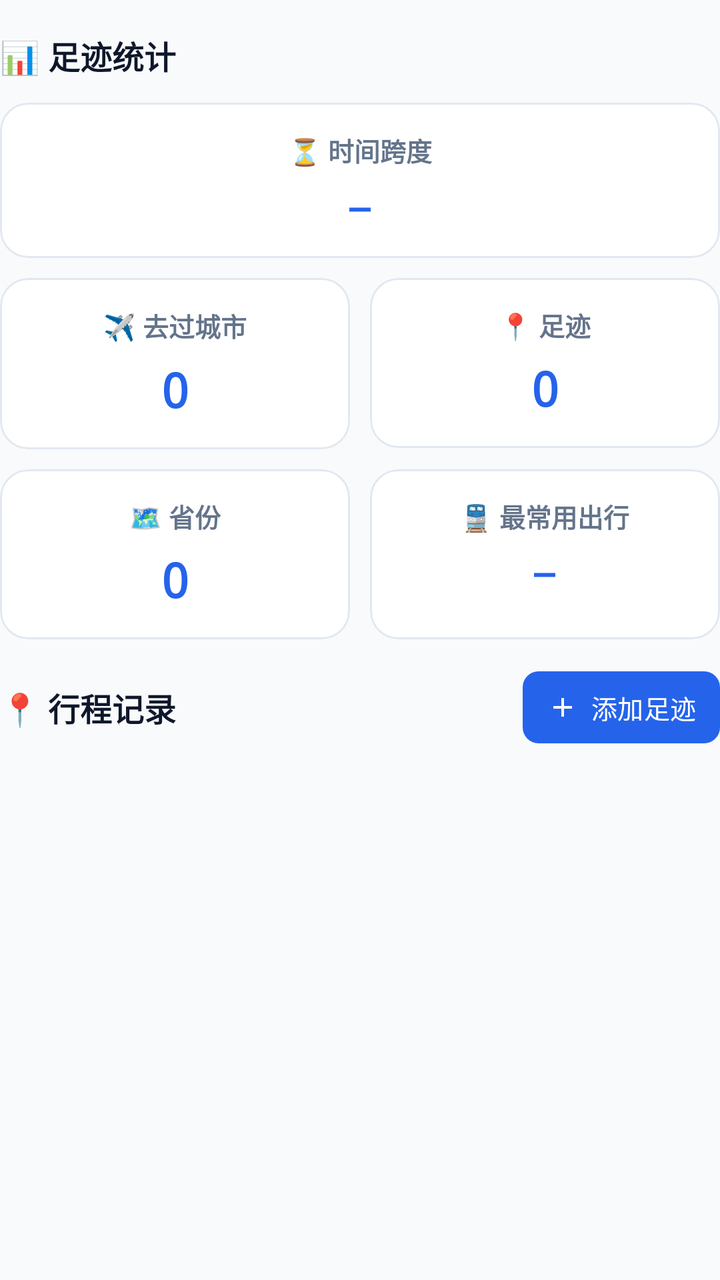
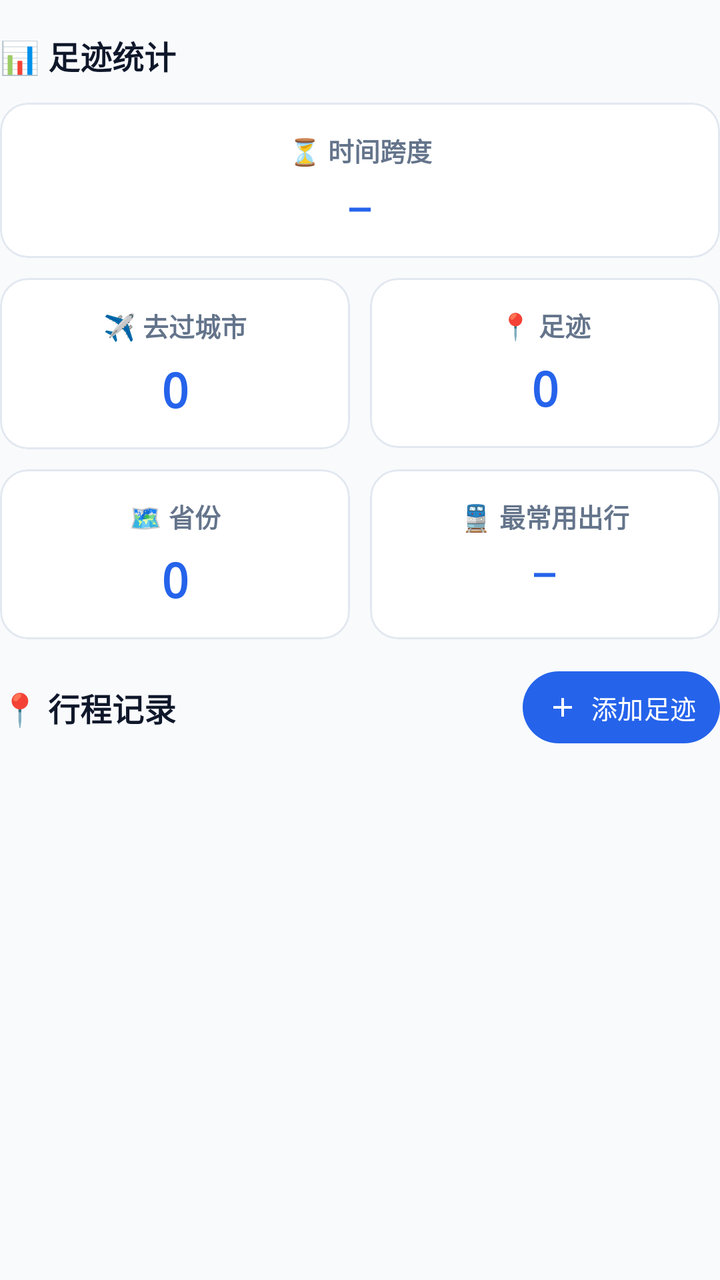

Before-and-after screenshots of an Android layout around one commit, followed by the original layout XML and the change that was made.
<!-- AndroidManifest.xml: application theme Theme.CityFootprint -->
<!-- res/layout/item_visits_overview.xml -->
<?xml version="1.0" encoding="utf-8"?>
<LinearLayout xmlns:android="http://schemas.android.com/apk/res/android"
    xmlns:app="http://schemas.android.com/apk/res-auto"
    android:layout_width="match_parent"
    android:layout_height="wrap_content"
    android:layout_marginBottom="8dp"
    android:orientation="vertical">

    
    <TextView
        style="@style/CardTitle"
        android:layout_marginTop="16dp"
        android:layout_marginBottom="12dp"
        android:text="@string/visits_overview_title" />

    
    <com.google.android.material.card.MaterialCardView
        android:layout_width="match_parent"
        android:layout_height="wrap_content">

        <LinearLayout
            android:layout_width="match_parent"
            android:layout_height="wrap_content"
            android:orientation="vertical"
            android:padding="14dp">

            <TextView
                style="@style/StatCardLabel"
                android:text="@string/visits_overview_range" />

            
            <TextView
                android:id="@+id/valueRange"
                style="@style/StatValue.Primary"
                android:layout_gravity="center_horizontal"
                android:layout_marginTop="6dp"
                android:ellipsize="end"
                android:maxLines="1"
                android:text="—"
                android:textSize="18sp" />
        </LinearLayout>
    </com.google.android.material.card.MaterialCardView>

    
    <LinearLayout
        android:layout_width="match_parent"
        android:layout_height="wrap_content"
        android:layout_marginTop="10dp"
        android:orientation="horizontal">

        <com.google.android.material.card.MaterialCardView
            android:layout_width="0dp"
            android:layout_height="wrap_content"
            android:layout_weight="1">

            <LinearLayout
                android:layout_width="match_parent"
                android:layout_height="wrap_content"
                android:orientation="vertical"
                android:padding="14dp">

                <TextView
                    style="@style/StatCardLabel"
                    android:text="@string/visits_overview_cities" />

                <TextView
                    android:id="@+id/valueCities"
                    style="@style/StatValue.Primary"
                    android:layout_gravity="center_horizontal"
                    android:layout_marginTop="6dp"
                    android:text="0" />
            </LinearLayout>
        </com.google.android.material.card.MaterialCardView>

        <com.google.android.material.card.MaterialCardView
            android:layout_width="0dp"
            android:layout_height="wrap_content"
            android:layout_marginStart="10dp"
            android:layout_weight="1">

            <LinearLayout
                android:layout_width="match_parent"
                android:layout_height="wrap_content"
                android:orientation="vertical"
                android:padding="14dp">

                <TextView
                    style="@style/StatCardLabel"
                    android:text="@string/visits_overview_visits" />

                <TextView
                    android:id="@+id/valueVisits"
                    style="@style/StatValue.Primary"
                    android:layout_gravity="center_horizontal"
                    android:layout_marginTop="6dp"
                    android:text="0" />
            </LinearLayout>
        </com.google.android.material.card.MaterialCardView>
    </LinearLayout>

    
    <LinearLayout
        android:layout_width="match_parent"
        android:layout_height="wrap_content"
        android:layout_marginTop="10dp"
        android:orientation="horizontal">

        <com.google.android.material.card.MaterialCardView
            android:layout_width="0dp"
            android:layout_height="match_parent"
            android:layout_weight="1">

            <LinearLayout
                android:layout_width="match_parent"
                android:layout_height="wrap_content"
                android:orientation="vertical"
                android:padding="14dp">

                <TextView
                    style="@style/StatCardLabel"
                    android:text="@string/visits_overview_provinces" />

                <TextView
                    android:id="@+id/valueProvinces"
                    style="@style/StatValue.Primary"
                    android:layout_gravity="center_horizontal"
                    android:layout_marginTop="6dp"
                    android:text="0" />
            </LinearLayout>
        </com.google.android.material.card.MaterialCardView>

        <com.google.android.material.card.MaterialCardView
            android:layout_width="0dp"
            android:layout_height="match_parent"
            android:layout_marginStart="10dp"
            android:layout_weight="1">

            <LinearLayout
                android:layout_width="match_parent"
                android:layout_height="wrap_content"
                android:orientation="vertical"
                android:padding="14dp">

                <TextView
                    style="@style/StatCardLabel"
                    android:text="@string/visits_overview_transport" />

                
                <TextView
                    android:id="@+id/valueTransport"
                    style="@style/StatValue.Primary"
                    android:layout_gravity="center_horizontal"
                    android:layout_marginTop="6dp"
                    android:ellipsize="end"
                    android:maxLines="1"
                    android:text="—"
                    android:textSize="18sp" />
            </LinearLayout>
        </com.google.android.material.card.MaterialCardView>
    </LinearLayout>

    
    <LinearLayout
        android:layout_width="match_parent"
        android:layout_height="wrap_content"
        android:layout_marginTop="16dp"
        android:gravity="center_vertical"
        android:orientation="horizontal">

        <TextView
            style="@style/CardTitle"
            android:layout_width="0dp"
            android:layout_height="wrap_content"
            android:layout_weight="1"
            android:ellipsize="end"
            android:maxLines="1"
            android:text="@string/visits_title" />

        <com.google.android.material.button.MaterialButton
            android:id="@+id/btnAdd"
            style="@style/Widget.App.Button"
            android:layout_width="wrap_content"
            android:layout_height="36dp"
            android:layout_marginStart="12dp"
            android:insetTop="0dp"
            android:insetBottom="0dp"
            android:minWidth="0dp"
            android:paddingStart="12dp"
            android:paddingEnd="12dp"
            android:text="@string/visits_add"
            android:textSize="13sp"
            app:cornerRadius="8dp"
            app:icon="@drawable/ic_add"
            app:iconGravity="textStart"
            app:iconPadding="6dp"
            app:iconSize="16dp" />
    </LinearLayout>
</LinearLayout>
<!-- resources referenced by this layout -->
<resources>
  <!-- drawable ic_add (drawable) -->
  <?xml version="1.0" encoding="utf-8"?>
  <vector xmlns:android="http://schemas.android.com/apk/res/android"
      android:width="24dp"
      android:height="24dp"
      android:viewportWidth="24"
      android:viewportHeight="24">
      <path
          android:fillColor="#FFFFFFFF"
          android:pathData="M11,5 L13,5 L13,11 L19,11 L19,13 L13,13 L13,19 L11,19 L11,13 L5,13 L5,11 L11,11 Z" />
  </vector>
  <string name="visits_add">添加足迹</string>
  <string name="visits_overview_cities">✈️ 去过城市</string>
  <string name="visits_overview_provinces">🗺️ 省份</string>
  <string name="visits_overview_range">⏳ 时间跨度</string>
  <string name="visits_overview_title">📊 足迹统计</string>
  <string name="visits_overview_transport">🚆 最常用出行</string>
  <string name="visits_overview_visits">📍 足迹</string>
  <string name="visits_title">📍 行程记录</string>
  <style name="CardTitle">
          <item name="android:layout_width">wrap_content</item>
          <item name="android:layout_height">wrap_content</item>
          <item name="android:textSize">16sp</item>
          <item name="android:textStyle">bold</item>
          <item name="android:textColor">@color/fg</item>
      </style>
  <style name="StatCardLabel">
          <item name="android:layout_width">match_parent</item>
          <item name="android:layout_height">wrap_content</item>
          <item name="android:gravity">center</item>
          <item name="android:textSize">13sp</item>
          <item name="android:textStyle">bold</item>
          <item name="android:textColor">@color/text_secondary</item>
      </style>
  <style name="StatValue.Primary" parent="StatValue">
          <item name="android:textColor">@color/accent</item>
      </style>
  <style name="Widget.App.Button" parent="Widget.Material3.Button">
          <item name="cornerRadius">999dp</item>
      </style>
  <color name="fg">#0F172A</color>
  <color name="text_secondary">#64748B</color>
  <style name="StatValue">
          <item name="android:layout_width">wrap_content</item>
          <item name="android:layout_height">wrap_content</item>
          <item name="android:textSize">24sp</item>
          <item name="android:textStyle">bold</item>
          <item name="android:textColor">@color/fg</item>
          <item name="android:fontFamily">monospace</item>
      </style>
  <color name="accent">#2563EB</color>
  <color name="on_accent">#FFFFFF</color>
  <color name="accent_light">#EFF6FF</color>
  <color name="accent_soft_fg">#1D4ED8</color>
  <color name="card">#FFFFFF</color>
  <color name="muted_fg">#64748B</color>
  <color name="muted">#E2E8F0</color>
  <color name="destructive">#DC2626</color>
  <color name="bg">#F8FAFC</color>
  <color name="window_bg_light">#FFFFFF</color>
  <style name="Widget.App.CardView" parent="Widget.Material3.CardView.Outlined">
          <item name="cardCornerRadius">14dp</item>
          <item name="cardElevation">0dp</item>
          <item name="cardBackgroundColor">@color/card</item>
          <item name="strokeColor">@color/border</item>
          <item name="strokeWidth">1dp</item>
      </style>
  <color name="border">#E2E8F0</color>
  <!-- unchanged entries left out for length: 1 -->
</resources>

<!-- the commit's change to res/layout/item_visits_overview.xml (unified diff, before → after) -->
@@ -189,7 +189,6 @@
             android:paddingEnd="12dp"
             android:text="@string/visits_add"
             android:textSize="13sp"
-            app:cornerRadius="8dp"
             app:icon="@drawable/ic_add"
             app:iconGravity="textStart"
             app:iconPadding="6dp"
